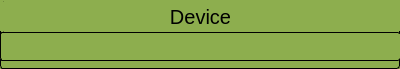
Before: the Qt Designer form device.ui in aadshalshihry/LastRackDemo, drawn with Qt 5.
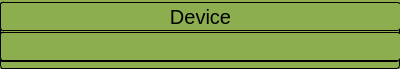
After: the same form once the commit is applied.

Patch:
```diff
--- a/device.ui
+++ b/device.ui
@@ -32,15 +32,16 @@
    <string>Form</string>
   </property>
   <property name="styleSheet">
-   <string notr="true">QWidget{
-Background: #8dae4e; 
+   <string notr="true">
+Background: #8dae4e;
 margin-top: 2px;
 border-radius: 3px;
 border: 1px solid black;
-}
-QWidget[state=true]{
-	color:red;
-}
+
+
+
+
+
 </string>
   </property>
   <widget class="QLabel" name="label">
@@ -73,9 +74,46 @@
     </font>
    </property>
    <property name="styleSheet">
-    <string notr="true">padding: 0px;
+    <string notr="true">[devState=&quot;1&quot;]
+{
+/*operational*/
+background:#8CAE4E;
+padding: 0px;
 border: 0px;
-border-radius: 0px;</string>
+border-radius: 0px;
+}
+[devState=&quot;2&quot;]
+{
+/*faulted*/
+background:#B53322;
+padding: 0px;
+border: 0px;
+border-radius: 0px;
+}
+[devState=&quot;3&quot;]
+{
+/*offline*/
+background:#FDF988;
+padding: 0px;
+border: 0px;
+border-radius: 0px;
+}
+[devState=&quot;4&quot;]
+{
+/*degraded*/
+background:#E65D2E;
+padding: 0px;
+border: 0px;
+border-radius: 0px;
+}
+[devState=&quot;5&quot;]
+{
+background:black;
+padding: 0px;
+border: 0px;
+border-radius: 0px;
+
+}</string>
    </property>
    <property name="text">
     <string>Device</string>
@@ -90,7 +128,7 @@
      <x>0</x>
      <y>30</y>
      <width>400</width>
-     <height>31</height>
+     <height>32</height>
     </rect>
    </property>
    <property name="sizePolicy">
```
Left out of the diff: 51 changed lines with no effect on the pictures.
